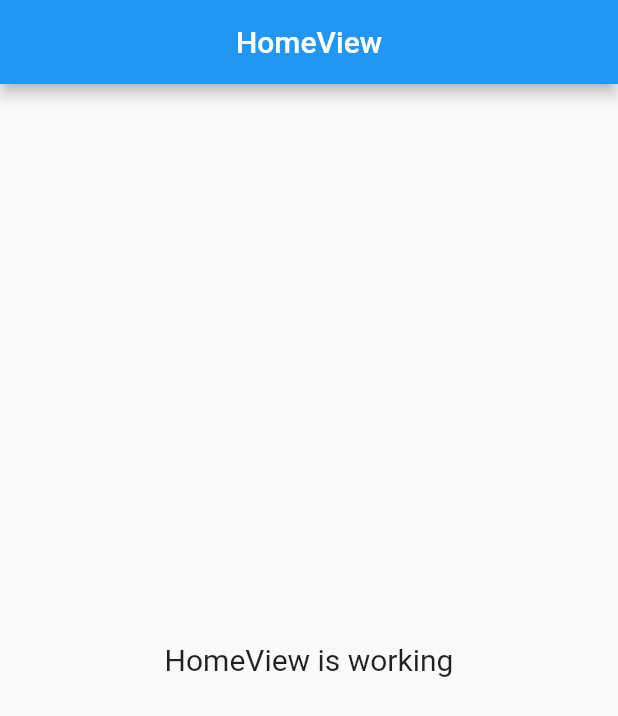
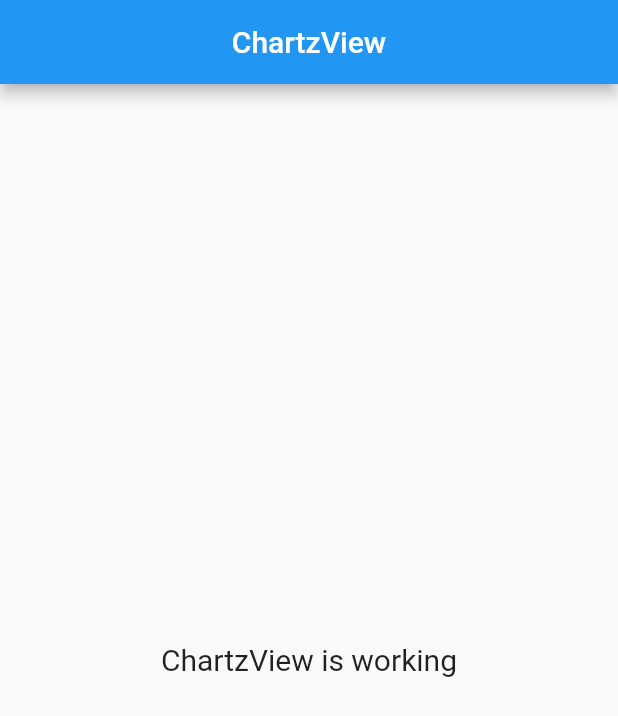
Before and after one commit to mtaufikrama/dashboard_rskg_mobile, a Flutter app: the screen it shows after launch, on a phone screen of 412 x 824 dp. Shown: the top 716 px of the screen. Run offline on Flutter 3.47's test engine with Material 2 defaults, Android fonts, the light colour scheme and no system bars; our stand-ins replace get.

Commit message:
ADD : chartz page

```diff
--- /dev/null
+++ b/config.json
@@ -0,0 +1,4 @@
+{
+    "openai_key": "",
+    "modules": []
+}
--- /dev/null
+++ b/lib/app/modules/chartz/views/chartz_view.dart
@@ -0,0 +1,24 @@
+import 'package:flutter/material.dart';
+
+import 'package:get/get.dart';
+
+import '../controllers/chartz_controller.dart';
+
+class ChartzView extends GetView<ChartzController> {
+  const ChartzView({Key? key}) : super(key: key);
+  @override
+  Widget build(BuildContext context) {
+    return Scaffold(
+      appBar: AppBar(
+        title: const Text('ChartzView'),
+        centerTitle: true,
+      ),
+      body: const Center(
+        child: Text(
+          'ChartzView is working',
+          style: TextStyle(fontSize: 20),
+        ),
+      ),
+    );
+  }
+}
--- a/lib/app/routes/app_pages.dart
+++ b/lib/app/routes/app_pages.dart
@@ -1,5 +1,7 @@
 import 'package:get/get.dart';
 
+import '../modules/chartz/bindings/chartz_binding.dart';
+import '../modules/chartz/views/chartz_view.dart';
 import '../modules/home/bindings/home_binding.dart';
 import '../modules/home/views/home_view.dart';
 import '../modules/splash/bindings/splash_binding.dart';
@@ -10,7 +12,7 @@ part 'app_routes.dart';
 class AppPages {
   AppPages._();
 
-  static const INITIAL = Routes.HOME;
+  static const INITIAL = Routes.CHARTZ;
 
   static final routes = [
     GetPage(
@@ -23,5 +25,10 @@ class AppPages {
       page: () => const SplashView(),
       binding: SplashBinding(),
     ),
+    GetPage(
+      name: _Paths.CHARTZ,
+      page: () => const ChartzView(),
+      binding: ChartzBinding(),
+    ),
   ];
 }
--- a/lib/app/routes/app_routes.dart
+++ b/lib/app/routes/app_routes.dart
@@ -5,10 +5,12 @@ abstract class Routes {
   Routes._();
   static const HOME = _Paths.HOME;
   static const SPLASH = _Paths.SPLASH;
+  static const CHARTZ = _Paths.CHARTZ;
 }
 
 abstract class _Paths {
   _Paths._();
   static const HOME = '/home';
   static const SPLASH = '/splash';
+  static const CHARTZ = '/chartz';
 }
--- a/lib/main.dart
+++ b/lib/main.dart
@@ -5,11 +5,20 @@ import 'package:get/get.dart';
 import 'app/routes/app_pages.dart';
 
 void main() {
-  runApp(
-    GetMaterialApp(
+  runApp(const MyApp());
+}
+
+class MyApp extends StatelessWidget {
+  const MyApp({
+    super.key,
+  });
+
+  @override
+  Widget build(BuildContext context) {
+    return GetMaterialApp(
       title: "Application",
       initialRoute: AppPages.INITIAL,
       getPages: AppPages.routes,
-    ),
-  );
+    );
+  }
 }
```
Also changed, not shown: lib/app/modules/chartz/bindings/chartz_binding.dart (added, +12 -0 lines), lib/app/modules/chartz/controllers/chartz_controller.dart (added, +23 -0 lines).
